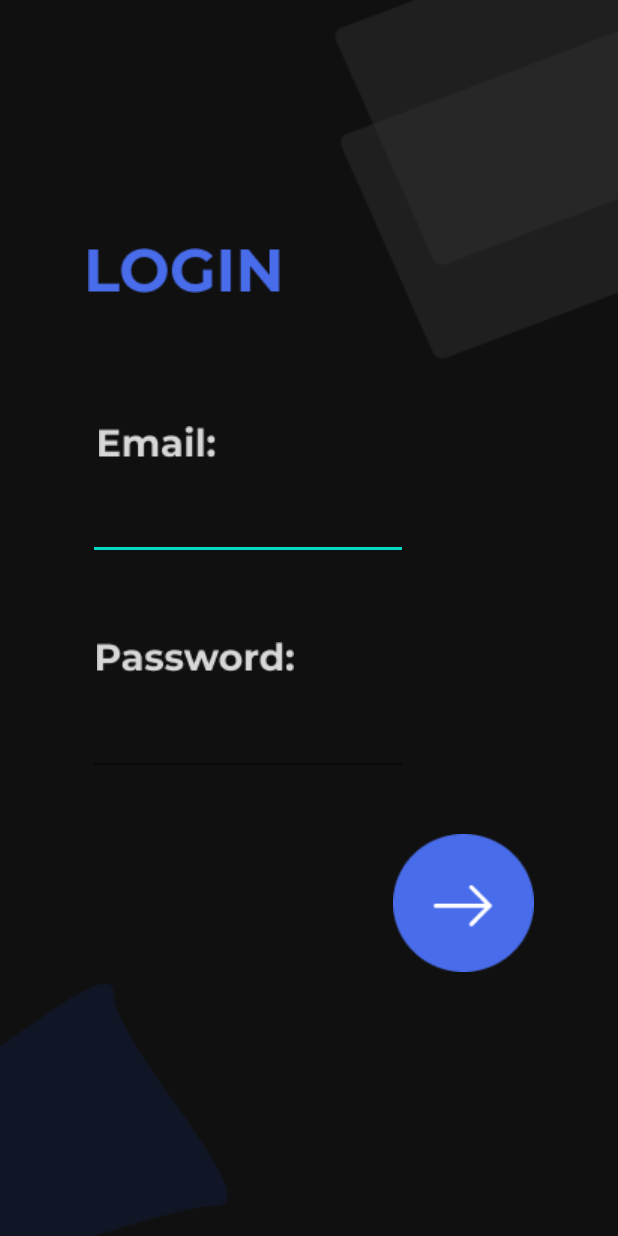
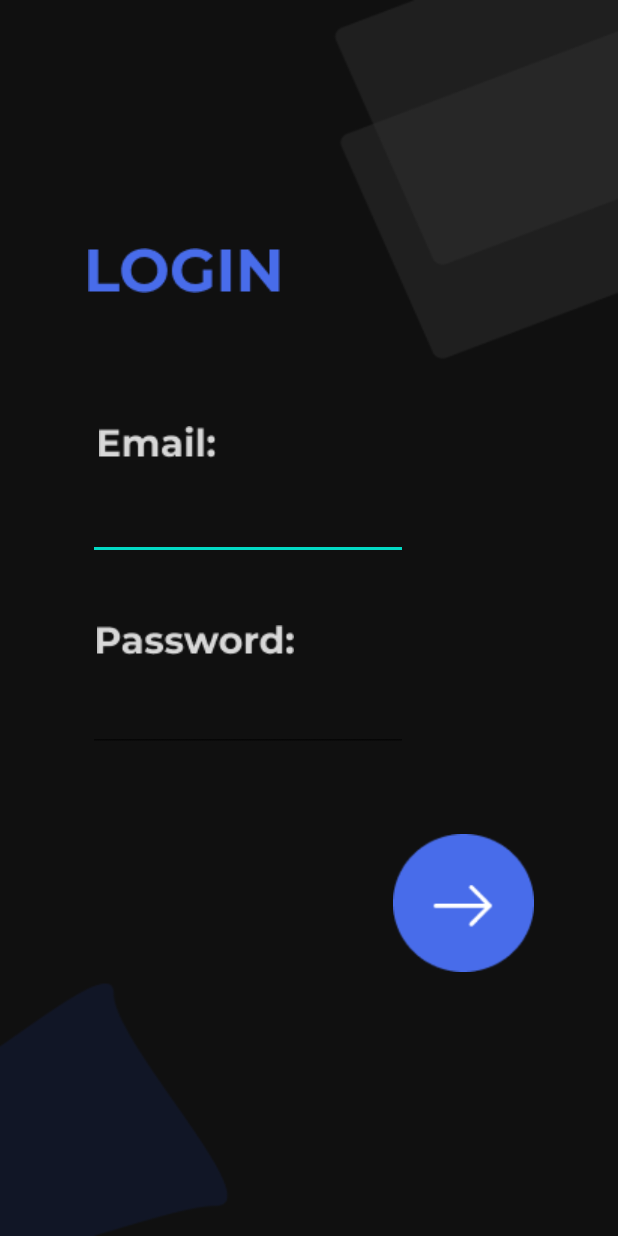
Before and after one commit to MFC-VIT/Bug-Venture-Quiz-App, an Android app: the screen it shows after launch (Main3Activity), on a phone screen of 412 x 824 dp. Run offline under Robolectric (Android 15) with nearby library versions, the phone set to English and light mode, and no system bars; our stand-ins replace Firebase (no records; nobody signed in at launch, a user with empty details on screens opened directly).

Commit message:
minor change

```diff
--- a/Bug_Venture_App/app/src/main/java/com/example/bug_venture_app/Debug_question.java
+++ b/Bug_Venture_App/app/src/main/java/com/example/bug_venture_app/Debug_question.java
@@ -53,13 +53,14 @@ public class Debug_question extends AppCompatActivity {
         if(question_helper.getAllOfTheQuestions().size() == 0) {
             question_helper.allQuestion();
         }
+
         if(qid == 0) {
             list = question_helper.getAllOfTheQuestions();
             Collections.shuffle(list);
         }
 
-
         current_question = list.get(qid);
+        updateQueAndOptions();
 
         temp = "";
 
--- a/Bug_Venture_App/app/src/main/res/layout/activity_main3.xml
+++ b/Bug_Venture_App/app/src/main/res/layout/activity_main3.xml
@@ -22,7 +22,7 @@
         android:id="@+id/editText4"
         android:layout_width="wrap_content"
         android:layout_height="wrap_content"
-        android:layout_marginTop="472dp"
+        android:layout_marginTop="456dp"
         android:layout_marginEnd="140dp"
         android:ems="10"
         android:inputType="textPassword"
@@ -38,16 +38,6 @@
         android:background="@drawable/login_next_button"
         app:layout_constraintEnd_toEndOf="parent"
         app:layout_constraintTop_toTopOf="parent" />
-
-    <ImageView
-        android:id="@+id/imageView6"
-        android:layout_width="wrap_content"
-        android:layout_height="wrap_content"
-        android:layout_marginTop="428dp"
-        android:layout_marginEnd="216dp"
-        app:layout_constraintEnd_toEndOf="parent"
-        app:layout_constraintTop_toTopOf="parent"
-        app:srcCompat="@drawable/Password_" />
 
     <ImageView
         android:id="@+id/imageView8"
@@ -68,4 +58,14 @@
         app:layout_constraintEnd_toEndOf="parent"
         app:layout_constraintTop_toTopOf="parent"
         app:srcCompat="@drawable/login" />
+
+    <ImageView
+        android:id="@+id/imageView5"
+        android:layout_width="wrap_content"
+        android:layout_height="wrap_content"
+        android:layout_marginTop="43dp"
+        android:layout_marginEnd="216dp"
+        app:layout_constraintEnd_toEndOf="parent"
+        app:layout_constraintTop_toBottomOf="@+id/editText3"
+        app:srcCompat="@drawable/password_" />
 </androidx.constraintlayout.widget.ConstraintLayout>
```
Also changed, not shown: Bug_Venture_App/app/src/main/res/drawable/password_.png (renamed from Bug_Venture_App/app/src/main/res/drawable/Password_.png), 241 other files.
